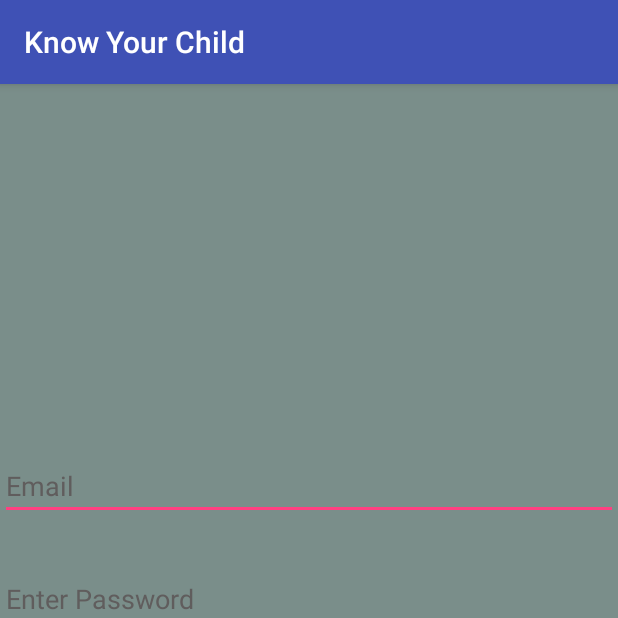
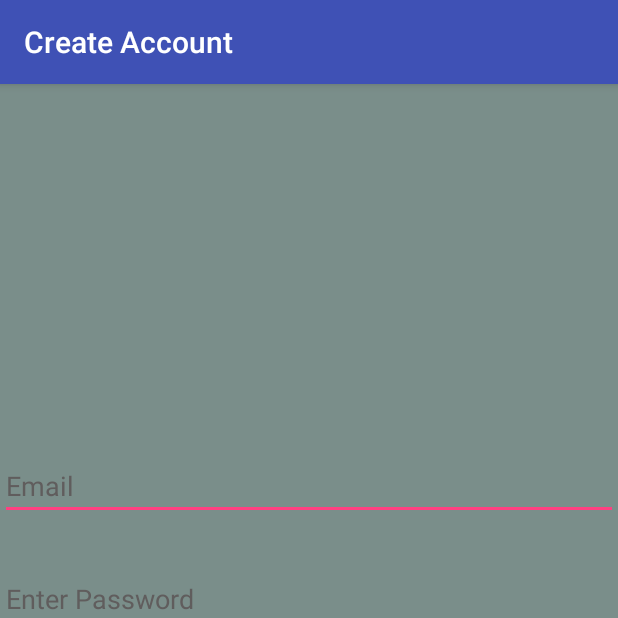
Before and after one commit to Fahim-Shihab/Child-Tracker-App, an Android app: the screen it shows after launch (CreateAccount), after a tap on "NOT A MEMBER?", on a phone screen of 412 x 824 dp, the top half of it. Run offline under Robolectric (Android 15) with nearby library versions, the phone set to English and light mode, and no system bars; our stand-ins replace Firebase (no records; nobody signed in at launch, a user with empty details on screens opened directly).

Commit message:
Last Commit

```diff
--- a/ChildTrackerforParent/app/src/main/java/com/appdev/debsourav/childtrackerforparent/AppViewHolder.java
+++ b/ChildTrackerforParent/app/src/main/java/com/appdev/debsourav/childtrackerforparent/AppViewHolder.java
@@ -7,6 +7,7 @@ import android.widget.TextView;
 public class AppViewHolder extends RecyclerView.ViewHolder{
     View appView;
     public AppViewHolder(View itemView) {
+
         super(itemView);
         appView= itemView;
     }
--- a/ChildTrackerforParent/app/src/main/java/com/appdev/debsourav/childtrackerforparent/ChildList.java
+++ b/ChildTrackerforParent/app/src/main/java/com/appdev/debsourav/childtrackerforparent/ChildList.java
@@ -32,12 +32,14 @@ public class ChildList extends AppCompatActivity {
         super.onCreate(savedInstanceState);
         setContentView(R.layout.activity_child_list);
 
+        setTitle("Children");
+
         auth= FirebaseAuth.getInstance();
         childRView = findViewById(R.id.childRView);
         childRView.setLayoutManager(new LinearLayoutManager(this));
 
         String userID= getUserID(auth.getCurrentUser().getEmail());
-        Toast.makeText(this, userID, Toast.LENGTH_SHORT).show();
+        //Toast.makeText(this, userID, Toast.LENGTH_SHORT).show();
         childRef= FirebaseDatabase.getInstance().getReference().child("Parents").child(userID);
 
         FirebaseRecyclerAdapter<Childs, ChildViewHolder> firebaseRecyclerAdapter= new FirebaseRecyclerAdapter <Childs, ChildViewHolder>
--- a/ChildTrackerforParent/app/src/main/java/com/appdev/debsourav/childtrackerforparent/CreateAccount.java
+++ b/ChildTrackerforParent/app/src/main/java/com/appdev/debsourav/childtrackerforparent/CreateAccount.java
@@ -30,6 +30,8 @@ public class CreateAccount extends AppCompatActivity {
     protected void onCreate(Bundle savedInstanceState) {
         super.onCreate(savedInstanceState);
         setContentView(R.layout.activity_create_account);
+
+        setTitle("Create Account");
 
         auth= FirebaseAuth.getInstance();
         auth2= FirebaseAuth.getInstance();
--- a/ChildTrackerforParent/app/src/main/java/com/appdev/debsourav/childtrackerforparent/Login.java
+++ b/ChildTrackerforParent/app/src/main/java/com/appdev/debsourav/childtrackerforparent/Login.java
@@ -31,6 +31,8 @@ public class Login extends AppCompatActivity {
     protected void onCreate(Bundle savedInstanceState) {
         super.onCreate(savedInstanceState);
         setContentView(R.layout.activity_login);
+
+        setTitle("Log In");
 
 
 
```
Also changed, not shown: ChildTrackerforParent/app/src/main/java/com/appdev/debsourav/childtrackerforparent/MainActivity.java (+9 -4 lines).
